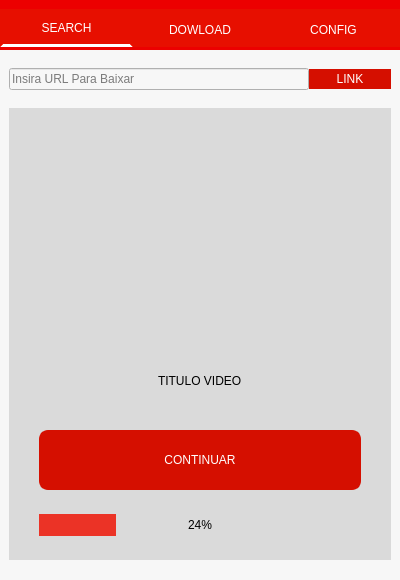
First picture: the form in GUI.ui, repository MarcosViniciusA369/Music-Download, before the edit.
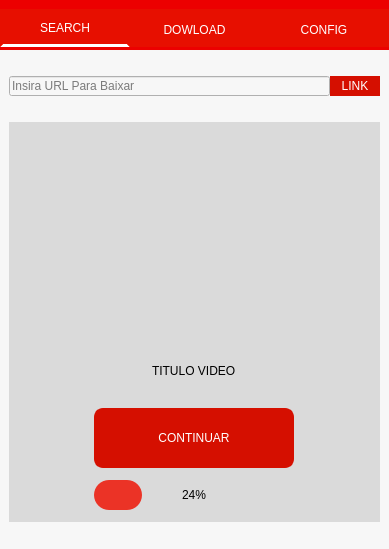
Second picture: the form after the edit. Icons and pictures are not drawn.

Patch:
```diff
--- a/GUI.ui
+++ b/GUI.ui
@@ -6,14 +6,14 @@
    <rect>
     <x>0</x>
     <y>0</y>
-    <width>400</width>
-    <height>580</height>
+    <width>389</width>
+    <height>549</height>
    </rect>
   </property>
   <property name="minimumSize">
    <size>
-    <width>400</width>
-    <height>580</height>
+    <width>300</width>
+    <height>500</height>
    </size>
   </property>
   <property name="maximumSize">
@@ -78,7 +78,7 @@
        <item>
         <widget class="QPushButton" name="pushButton">
          <property name="sizePolicy">
-          <sizepolicy hsizetype="Preferred" vsizetype="Expanding">
+          <sizepolicy hsizetype="Expanding" vsizetype="Expanding">
            <horstretch>0</horstretch>
            <verstretch>0</verstretch>
           </sizepolicy>
@@ -112,7 +112,7 @@
        <item>
         <widget class="QPushButton" name="pushButton_2">
          <property name="sizePolicy">
-          <sizepolicy hsizetype="Minimum" vsizetype="MinimumExpanding">
+          <sizepolicy hsizetype="Expanding" vsizetype="MinimumExpanding">
            <horstretch>0</horstretch>
            <verstretch>0</verstretch>
           </sizepolicy>
@@ -146,7 +146,7 @@
        <item>
         <widget class="QPushButton" name="pushButton_3">
          <property name="sizePolicy">
-          <sizepolicy hsizetype="Minimum" vsizetype="Expanding">
+          <sizepolicy hsizetype="Expanding" vsizetype="Expanding">
            <horstretch>0</horstretch>
            <verstretch>0</verstretch>
           </sizepolicy>
@@ -235,10 +235,16 @@
            </property>
            <item row="1" column="0" colspan="2">
             <widget class="QFrame" name="frame_3">
+             <property name="sizePolicy">
+              <sizepolicy hsizetype="Expanding" vsizetype="Expanding">
+               <horstretch>0</horstretch>
+               <verstretch>0</verstretch>
+              </sizepolicy>
+             </property>
              <property name="maximumSize">
               <size>
                <width>16777215</width>
-               <height>452</height>
+               <height>400</height>
               </size>
              </property>
              <property name="styleSheet">
@@ -267,14 +273,20 @@
               <property name="bottomMargin">
                <number>0</number>
               </property>
-              <item>
+              <item alignment="Qt::AlignHCenter">
                <widget class="QLabel" name="label">
                 <property name="sizePolicy">
-                 <sizepolicy hsizetype="Fixed" vsizetype="Fixed">
+                 <sizepolicy hsizetype="Expanding" vsizetype="Expanding">
                   <horstretch>0</horstretch>
                   <verstretch>0</verstretch>
                  </sizepolicy>
                 </property>
+                <property name="minimumSize">
+                 <size>
+                  <width>200</width>
+                  <height>150</height>
+                 </size>
+                </property>
                 <property name="maximumSize">
                  <size>
                   <width>500</width>
@@ -314,7 +326,7 @@
                 </property>
                </widget>
               </item>
-              <item>
+              <item alignment="Qt::AlignHCenter">
                <widget class="QPushButton" name="pushButton_5">
                 <property name="sizePolicy">
                  <sizepolicy hsizetype="Preferred" vsizetype="Preferred">
@@ -322,6 +334,12 @@
                   <verstretch>0</verstretch>
                  </sizepolicy>
                 </property>
+                <property name="minimumSize">
+                 <size>
+                  <width>200</width>
+                  <height>0</height>
+                 </size>
+                </property>
                 <property name="maximumSize">
                  <size>
                   <width>500</width>
@@ -345,8 +363,26 @@
                 </property>
                </widget>
               </item>
-              <item>
+              <item alignment="Qt::AlignHCenter">
                <widget class="QProgressBar" name="progressBar">
+                <property name="sizePolicy">
+                 <sizepolicy hsizetype="Expanding" vsizetype="Expanding">
+                  <horstretch>0</horstretch>
+                  <verstretch>0</verstretch>
+                 </sizepolicy>
+                </property>
+                <property name="minimumSize">
+                 <size>
+                  <width>200</width>
+                  <height>20</height>
+                 </size>
+                </property>
+                <property name="maximumSize">
+                 <size>
+                  <width>400</width>
+                  <height>30</height>
+                 </size>
+                </property>
                 <property name="styleSheet">
                  <string notr="true">QProgressBar
 {
@@ -374,15 +410,21 @@
            <item row="0" column="0">
             <widget class="QLineEdit" name="lineEdit">
              <property name="sizePolicy">
-              <sizepolicy hsizetype="Expanding" vsizetype="Preferred">
+              <sizepolicy hsizetype="Expanding" vsizetype="Expanding">
                <horstretch>0</horstretch>
                <verstretch>0</verstretch>
               </sizepolicy>
              </property>
+             <property name="minimumSize">
+              <size>
+               <width>20</width>
+               <height>0</height>
+              </size>
+             </property>
              <property name="maximumSize">
               <size>
-               <width>300</width>
-               <height>16777215</height>
+               <width>700</width>
+               <height>20</height>
               </size>
              </property>
              <property name="styleSheet">
@@ -396,14 +438,14 @@
            <item row="0" column="1">
             <widget class="QPushButton" name="pushButton_4">
              <property name="sizePolicy">
-              <sizepolicy hsizetype="Minimum" vsizetype="Preferred">
+              <sizepolicy hsizetype="Expanding" vsizetype="Expanding">
                <horstretch>0</horstretch>
                <verstretch>0</verstretch>
               </sizepolicy>
              </property>
              <property name="maximumSize">
               <size>
-               <width>500</width>
+               <width>50</width>
                <height>20</height>
               </size>
              </property>
```
